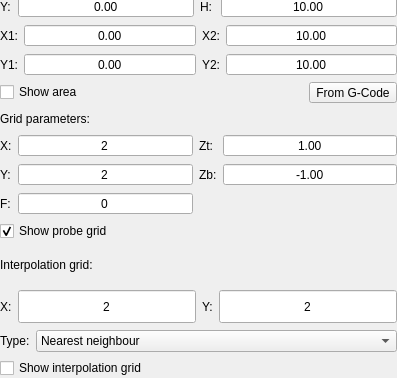
Qt form src/gpilot/ui/forms/partials/main/partmainheightmap.ui (etet100/AstroCore-GCode-Sender) before a commit; both pictures show x 0 to 397 and y 186 to 564 of the 397 by 564 pixel window.
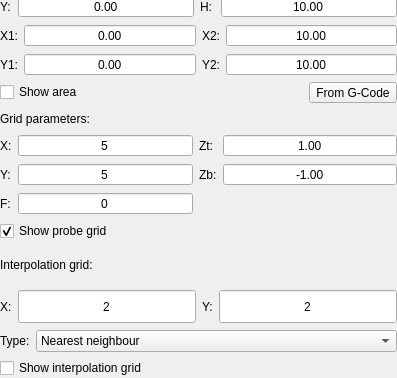
The same form after that commit. Custom widgets are drawn as their Qt base class.

The edit to the form file:
```diff
--- a/src/gpilot/ui/forms/partials/main/partmainheightmap.ui
+++ b/src/gpilot/ui/forms/partials/main/partmainheightmap.ui
@@ -648,7 +648,7 @@
              <double>1000.000000000000000</double>
             </property>
             <property name="value">
-             <double>2.000000000000000</double>
+             <double>5.000000000000000</double>
             </property>
            </widget>
           </item>
@@ -767,7 +767,7 @@
              <double>1000.000000000000000</double>
             </property>
             <property name="value">
-             <double>2.000000000000000</double>
+             <double>5.000000000000000</double>
             </property>
            </widget>
           </item>
```
